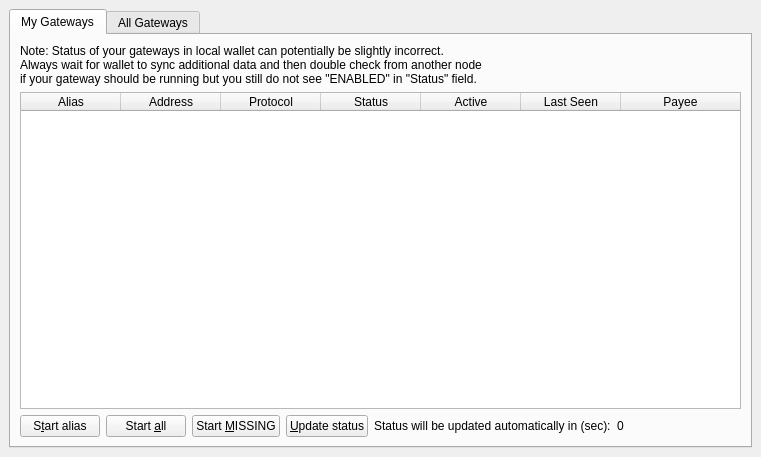
The window that src/qt/forms/gatewaylist.ui (soom-4th-blockchain/soom-core) describes before a commit, drawn with Qt 5.
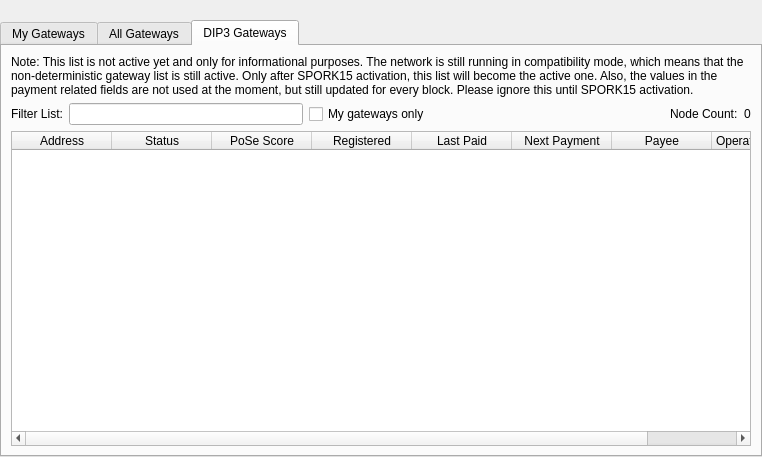
The same window after the commit. The open tabs and pages were chosen to show the change.

The edit to the form file:
```diff
--- a/src/qt/forms/gatewaylist.ui
+++ b/src/qt/forms/gatewaylist.ui
@@ -6,7 +6,7 @@
    <rect>
     <x>0</x>
     <y>0</y>
-    <width>761</width>
+    <width>762</width>
     <height>457</height>
    </rect>
   </property>
@@ -15,22 +15,35 @@
   </property>
   <layout class="QVBoxLayout" name="topLayout">
    <property name="leftMargin">
-    <number>9</number>
+    <number>0</number>
    </property>
    <property name="topMargin">
-    <number>9</number>
+    <number>0</number>
    </property>
    <property name="rightMargin">
-    <number>9</number>
+    <number>0</number>
    </property>
    <property name="bottomMargin">
-    <number>9</number>
+    <number>0</number>
    </property>
    <item>
     <layout class="QVBoxLayout" name="verticalLayout">
      <property name="bottomMargin">
       <number>0</number>
      </property>
+     <item>
+      <spacer name="horizontalSpacer0">
+       <property name="orientation">
+        <enum>Qt::Horizontal</enum>
+       </property>
+       <property name="sizeHint" stdset="0">
+        <size>
+         <width>40</width>
+         <height>20</height>
+        </size>
+       </property>
+      </spacer>
+     </item>
      <item>
       <widget class="QTabWidget" name="tabWidget">
        <property name="currentIndex">
@@ -54,7 +67,7 @@
              <item>
               <widget class="QLabel" name="updateNote">
                <property name="text">
-                <string>Note: Status of your gateways in local wallet can potentially be slightly incorrect.&lt;br&gt;Always wait for wallet to sync additional data and then double check from another node&lt;br&gt;if your gateway should be running but you still do not see "ENABLED" in "Status" field.</string>
+                <string>Note: Status of your gateways in local wallet can potentially be slightly incorrect.&lt;br /&gt;Always wait for wallet to sync additional data and then double check from another node&lt;br /&gt;if your gateway should be running but you still do not see &quot;ENABLED&quot; in &quot;Status&quot; field.</string>
                </property>
               </widget>
              </item>
@@ -290,6 +303,211 @@
             </widget>
            </item>
           </layout>
+         </item>
+         <item row="3" column="0">
+          <widget class="QTableWidget" name="tableWidgetGateways">
+           <property name="editTriggers">
+            <set>QAbstractItemView::NoEditTriggers</set>
+           </property>
+           <property name="alternatingRowColors">
+            <bool>true</bool>
+           </property>
+           <property name="selectionBehavior">
+            <enum>QAbstractItemView::SelectRows</enum>
+           </property>
+           <property name="selectionMode">
+            <enum>QAbstractItemView::NoSelection</enum>
+           </property>
+           <property name="sortingEnabled">
+            <bool>true</bool>
+           </property>
+           <attribute name="horizontalHeaderStretchLastSection">
+            <bool>true</bool>
+           </attribute>
+           <column>
+            <property name="text">
+             <string>Address</string>
+            </property>
+           </column>
+           <column>
+            <property name="text">
+             <string>Protocol</string>
+            </property>
+           </column>
+           <column>
+            <property name="text">
+             <string>Status</string>
+            </property>
+           </column>
+           <column>
+            <property name="text">
+             <string>Active</string>
+            </property>
+           </column>
+           <column>
+            <property name="text">
+             <string>Last Seen</string>
+            </property>
+           </column>
+           <column>
+            <property name="text">
+             <string>Payee</string>
+            </property>
+           </column>
+          </widget>
+         </item>
+         <item row="0" column="0">
+          <widget class="QLabel" name="legacyListNote">
+           <property name="text">
+            <string>&lt;html&gt;&lt;head/&gt;&lt;body&gt;&lt;p&gt;Note: This list represents the legacy and non-deterministic gateway list. It is only active as long as DIP3 has not been fully activated. After SPORK15 activation, this list will be empty.&lt;/p&gt;&lt;/body&gt;&lt;/html&gt;</string>
+           </property>
+           <property name="textFormat">
+            <enum>Qt::AutoText</enum>
+           </property>
+           <property name="wordWrap">
+            <bool>true</bool>
+           </property>
+          </widget>
+         </item>
+        </layout>
+       </widget>
+       <widget class="QWidget" name="tabDIP3Gateways">
+        <attribute name="title">
+         <string>DIP3 Gateways</string>
+        </attribute>
+        <layout class="QGridLayout" name="gridLayout_3">
+         <item row="1" column="0">
+          <layout class="QHBoxLayout" name="horizontalLayout_4">
+           <property name="bottomMargin">
+            <number>0</number>
+           </property>
+           <item>
+            <widget class="QLabel" name="label_filter_2">
+             <property name="text">
+              <string>Filter List:</string>
+             </property>
+            </widget>
+           </item>
+           <item>
+            <widget class="QLineEdit" name="filterLineEditDIP3">
+             <property name="toolTip">
+              <string>Filter gateway list</string>
+             </property>
+            </widget>
+           </item>
+           <item>
+            <widget class="QCheckBox" name="checkBoxMyGatewaysOnly">
+             <property name="toolTip">
+              <string>Show only gateways this wallet has keys for.</string>
+             </property>
+             <property name="text">
+              <string>My gateways only</string>
+             </property>
+            </widget>
+           </item>
+           <item>
+            <spacer name="horizontalSpacer_4">
+             <property name="orientation">
+              <enum>Qt::Horizontal</enum>
+             </property>
+             <property name="sizeHint" stdset="0">
+              <size>
+               <width>10</width>
+               <height>20</height>
+              </size>
+             </property>
+            </spacer>
+           </item>
+           <item>
+            <widget class="QLabel" name="label_count_2">
+             <property name="text">
+              <string>Node Count:</string>
+             </property>
+            </widget>
+           </item>
+           <item>
+            <widget class="QLabel" name="countLabelDIP3">
+             <property name="text">
+              <string>0</string>
+             </property>
+            </widget>
+           </item>
+          </layout>
+         </item>
+         <item row="2" column="0">
+          <widget class="QTableWidget" name="tableWidgetGatewaysDIP3">
+           <property name="editTriggers">
+            <set>QAbstractItemView::NoEditTriggers</set>
+           </property>
+           <property name="alternatingRowColors">
+            <bool>true</bool>
+           </property>
+           <property name="selectionMode">
+            <enum>QAbstractItemView::SingleSelection</enum>
+           </property>
+           <property name="selectionBehavior">
+            <enum>QAbstractItemView::SelectRows</enum>
+           </property>
+           <property name="sortingEnabled">
+            <bool>true</bool>
+           </property>
+           <attribute name="horizontalHeaderStretchLastSection">
+            <bool>true</bool>
+           </attribute>
+           <column>
+            <property name="text">
+             <string>Address</string>
+            </property>
+           </column>
+           <column>
+            <property name="text">
+             <string>Status</string>
+            </property>
+           </column>
+           <column>
+            <property name="text">
+             <string>PoSe Score</string>
+            </property>
+           </column>
+           <column>
+            <property name="text">
+             <string>Registered</string>
+            </property>
+           </column>
+           <column>
+            <property name="text">
+             <string>Last Paid</string>
+            </property>
+           </column>
+           <column>
+            <property name="text">
+             <string>Next Payment</string>
+            </property>
+           </column>
+           <column>
+            <property name="text">
+             <string>Payee</string>
+            </property>
+           </column>
+           <column>
+            <property name="text">
+             <string>Operator Reward</string>
+            </property>
+           </column>
+          </widget>
+         </item>
+         <item row="0" column="0">
+          <widget class="QLabel" name="dip3NoteLabel">
+           <property name="text">
+            <string>&lt;html&gt;&lt;head/&gt;&lt;body&gt;&lt;p&gt;Note: This list is not active yet and only for informational purposes. The network is still running in compatibility mode, which means that the non-deterministic gateway list is still active. Only after SPORK15 activation, this list will become the active one. Also, the values in the payment related fields are not used at the moment, but still updated for every block. Please ignore this until SPORK15 activation.&lt;/p&gt;&lt;/body&gt;&lt;/html&gt;</string>
+           </property>
+           <property name="textFormat">
+            <enum>Qt::AutoText</enum>
+           </property>
+           <property name="wordWrap">
+            <bool>true</bool>
+           </property>
+          </widget>
          </item>
         </layout>
        </widget>
```
Left out of the diff: 51 changed lines with no effect on the pictures.
